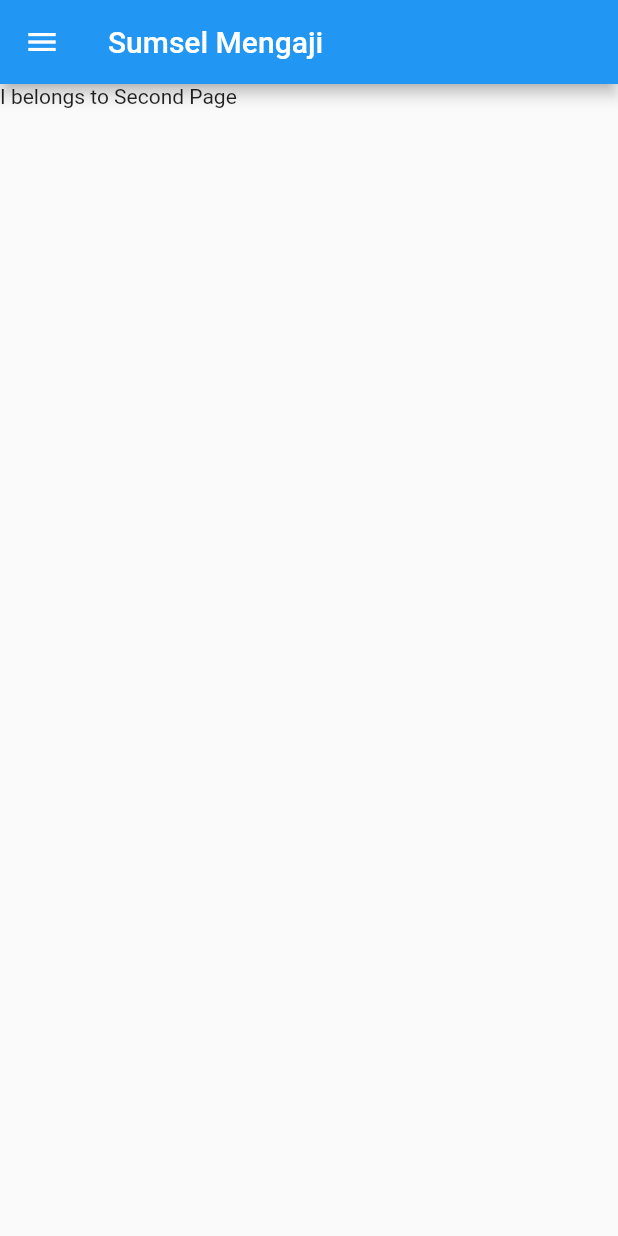
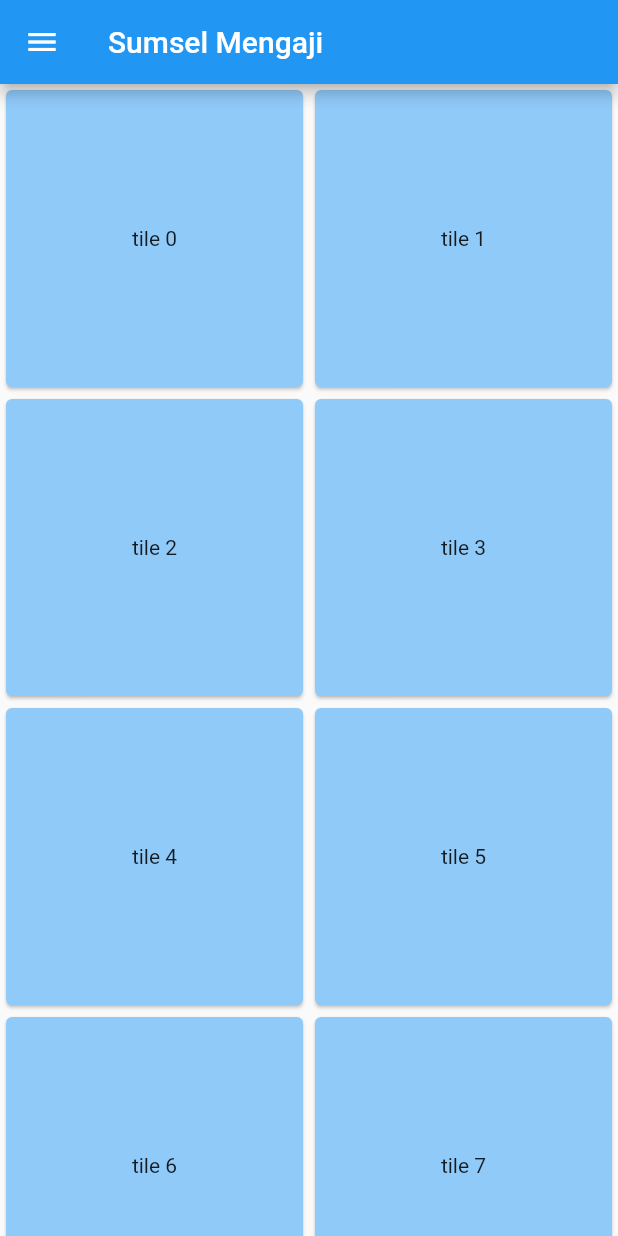
Before and after one commit to gintoki05/palembang-mengaji-flutter, a Flutter app: the screen it shows after launch, in the side drawer, after a tap on "Sumsel Mengaji", on a phone screen of 412 x 824 dp. Run offline on Flutter 3.47's test engine with Material 2 defaults, Android fonts, the phone set to English and light mode, and no system bars; our stand-ins replace cached_network_image; missing offline and left inert: map_view; network calls fail; statements that could not run were skipped.

Commit message:
Navbar Repair

```diff
--- a/lib/fragments/sumsel_mengaji.dart
+++ b/lib/fragments/sumsel_mengaji.dart
@@ -1,6 +1,8 @@
 import 'package:flutter/material.dart';
 
 import '../main.dart';
+import '../widget/sumsel_mengaji.dart';
+import './sumsel_ponpes.dart';
 
 class SumselMengaji extends StatelessWidget {
   @override
@@ -35,22 +37,10 @@ class SumselMengaji extends StatelessWidget {
                 leading: Icon(Icons.home),
                 onTap: () {
                   Navigator.pop(context);
-                Navigator.push(
+                  Navigator.pushReplacement(
                     context,
                     MaterialPageRoute(
                         builder: (BuildContext context) => HomeScreen()),
-                );
-              },
-            ),
-            ListTile(
-              title: Text('Sumsel Mengaji'),
-              leading: Icon(Icons.dashboard),
-              onTap: () {
-                Navigator.pop(context);
-                Navigator.push(
-                  context,
-                  MaterialPageRoute(
-                      builder: (BuildContext context) => SumselMengaji()),
                   );
                 },
               ),
@@ -59,6 +49,11 @@ class SumselMengaji extends StatelessWidget {
                 leading: Icon(Icons.account_balance),
                 onTap: () {
                   Navigator.pop(context);
+                  Navigator.pushReplacement(
+                    context,
+                    MaterialPageRoute(
+                        builder: (BuildContext context) => SumselPonpes()),
+                  );
                 },
               ),
               ListTile(
@@ -88,7 +83,6 @@ class SumselMengaji extends StatelessWidget {
         appBar: new AppBar(
           title: new Text("Sumsel Mengaji"),
         ),
-      body: new Text("I belongs to Second Page"),
-    );
+        body: KajianSumsel());
   }
 }
--- /dev/null
+++ b/lib/widget/sumsel_mengaji.dart
@@ -0,0 +1,22 @@
+import 'package:flutter/material.dart';
+
+class KajianSumsel extends StatelessWidget {
+  @override
+  Widget build(BuildContext context) {
+    return Container(
+        child: GridView.count(
+      // Create a grid with 2 columns. If you change the scrollDirection to
+      // horizontal, this would produce 2 rows.
+      crossAxisCount: 2,
+      // Generate 100 Widgets that display their index in the List
+      children: new List<Widget>.generate(16, (index) {
+        return new GridTile(
+            child: new Card(
+                color: Colors.blue.shade200,
+                child: new Center(
+                  child: new Text('tile $index'),
+                )));
+      }),
+    ));
+  }
+}
--- a/pubspec.yaml
+++ b/pubspec.yaml
@@ -77,6 +77,12 @@ flutter:
     - family: Pacifico
       fonts:
         - asset: assets/fonts/Pacifico.ttf
+    - family: Merriweather-Regular
+      fonts:
+        - asset: assets/fonts/Merriweather-Regular.ttf
+    - family: LibreFranklin-Medium
+      fonts:
+        - asset: assets/fonts/LibreFranklin-Medium.ttf
   #       - asset: fonts/Schyler-Italic.ttf
   #         style: italic
   #   - family: Trajan Pro
```
Also changed, not shown: lib/fragments/sumsel_ponpes.dart (+2 -9 lines), lib/widget/jadwal_card.dart (+7 -6 lines), assets/fonts/LibreFranklin-Medium.ttf (added), assets/fonts/Merriweather-Regular.ttf (added). Lines whose indentation alone changed are shown as unchanged.
